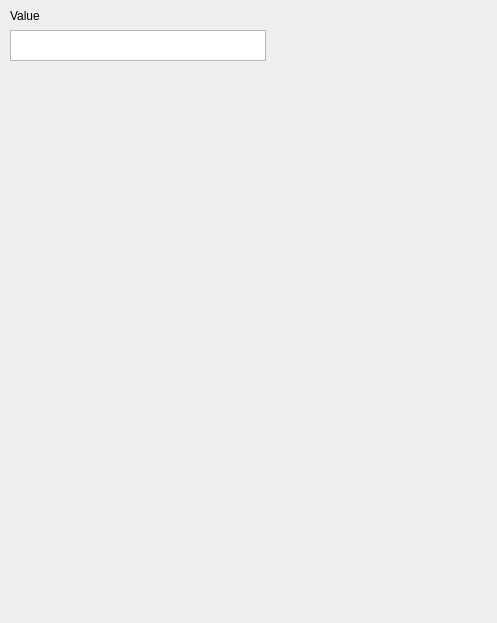
First picture: the form in Interface/Trend_window.ui, repository LeeDaeil/CNS_Platform, before the edit.
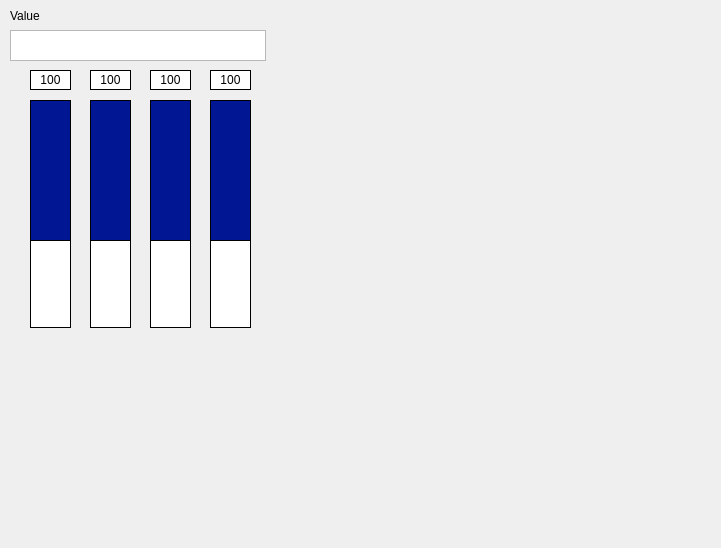
Second picture: the form after the edit.

Patch:
```diff
--- a/Interface/Trend_window.ui
+++ b/Interface/Trend_window.ui
@@ -6,8 +6,8 @@
    <rect>
     <x>0</x>
     <y>0</y>
-    <width>497</width>
-    <height>623</height>
+    <width>721</width>
+    <height>548</height>
    </rect>
   </property>
   <property name="windowTitle">
@@ -36,6 +36,300 @@
     </rect>
    </property>
   </widget>
+  <widget class="QLabel" name="Rod_1">
+   <property name="geometry">
+    <rect>
+     <x>30</x>
+     <y>100</y>
+     <width>41</width>
+     <height>141</height>
+    </rect>
+   </property>
+   <property name="styleSheet">
+    <string notr="true">background-color: rgb(0, 22, 147);</string>
+   </property>
+   <property name="frameShape">
+    <enum>QFrame::Box</enum>
+   </property>
+   <property name="text">
+    <string/>
+   </property>
+  </widget>
+  <widget class="QLabel" name="Rod_1_back">
+   <property name="geometry">
+    <rect>
+     <x>30</x>
+     <y>100</y>
+     <width>41</width>
+     <height>228</height>
+    </rect>
+   </property>
+   <property name="styleSheet">
+    <string notr="true">background-color: rgb(255, 255, 255);</string>
+   </property>
+   <property name="frameShape">
+    <enum>QFrame::Box</enum>
+   </property>
+   <property name="frameShadow">
+    <enum>QFrame::Plain</enum>
+   </property>
+   <property name="lineWidth">
+    <number>1</number>
+   </property>
+   <property name="text">
+    <string/>
+   </property>
+  </widget>
+  <widget class="QLabel" name="Rod_2">
+   <property name="geometry">
+    <rect>
+     <x>90</x>
+     <y>100</y>
+     <width>41</width>
+     <height>141</height>
+    </rect>
+   </property>
+   <property name="styleSheet">
+    <string notr="true">background-color: rgb(0, 22, 147);</string>
+   </property>
+   <property name="frameShape">
+    <enum>QFrame::Box</enum>
+   </property>
+   <property name="text">
+    <string/>
+   </property>
+  </widget>
+  <widget class="QLabel" name="Rod_2_back">
+   <property name="geometry">
+    <rect>
+     <x>90</x>
+     <y>100</y>
+     <width>41</width>
+     <height>228</height>
+    </rect>
+   </property>
+   <property name="styleSheet">
+    <string notr="true">background-color: rgb(255, 255, 255);</string>
+   </property>
+   <property name="frameShape">
+    <enum>QFrame::Box</enum>
+   </property>
+   <property name="frameShadow">
+    <enum>QFrame::Plain</enum>
+   </property>
+   <property name="lineWidth">
+    <number>1</number>
+   </property>
+   <property name="text">
+    <string/>
+   </property>
+  </widget>
+  <widget class="QLabel" name="Rod_3_back">
+   <property name="geometry">
+    <rect>
+     <x>150</x>
+     <y>100</y>
+     <width>41</width>
+     <height>228</height>
+    </rect>
+   </property>
+   <property name="styleSheet">
+    <string notr="true">background-color: rgb(255, 255, 255);</string>
+   </property>
+   <property name="frameShape">
+    <enum>QFrame::Box</enum>
+   </property>
+   <property name="frameShadow">
+    <enum>QFrame::Plain</enum>
+   </property>
+   <property name="lineWidth">
+    <number>1</number>
+   </property>
+   <property name="text">
+    <string/>
+   </property>
+  </widget>
+  <widget class="QLabel" name="Rod_4_back">
+   <property name="geometry">
+    <rect>
+     <x>210</x>
+     <y>100</y>
+     <width>41</width>
+     <height>228</height>
+    </rect>
+   </property>
+   <property name="styleSheet">
+    <string notr="true">background-color: rgb(255, 255, 255);</string>
+   </property>
+   <property name="frameShape">
+    <enum>QFrame::Box</enum>
+   </property>
+   <property name="frameShadow">
+    <enum>QFrame::Plain</enum>
+   </property>
+   <property name="lineWidth">
+    <number>1</number>
+   </property>
+   <property name="text">
+    <string/>
+   </property>
+  </widget>
+  <widget class="QLabel" name="Rod_3">
+   <property name="geometry">
+    <rect>
+     <x>150</x>
+     <y>100</y>
+     <width>41</width>
+     <height>141</height>
+    </rect>
+   </property>
+   <property name="styleSheet">
+    <string notr="true">background-color: rgb(0, 22, 147);</string>
+   </property>
+   <property name="frameShape">
+    <enum>QFrame::Box</enum>
+   </property>
+   <property name="text">
+    <string/>
+   </property>
+  </widget>
+  <widget class="QLabel" name="Rod_4">
+   <property name="geometry">
+    <rect>
+     <x>210</x>
+     <y>100</y>
+     <width>41</width>
+     <height>141</height>
+    </rect>
+   </property>
+   <property name="styleSheet">
+    <string notr="true">background-color: rgb(0, 22, 147);</string>
+   </property>
+   <property name="frameShape">
+    <enum>QFrame::Box</enum>
+   </property>
+   <property name="text">
+    <string/>
+   </property>
+  </widget>
+  <widget class="QLabel" name="Dis_Rod_1">
+   <property name="geometry">
+    <rect>
+     <x>30</x>
+     <y>70</y>
+     <width>41</width>
+     <height>20</height>
+    </rect>
+   </property>
+   <property name="styleSheet">
+    <string notr="true">font: 9pt &quot;HY헤드라인M&quot;;
+background-color: rgb(255, 255, 255);</string>
+   </property>
+   <property name="frameShape">
+    <enum>QFrame::Box</enum>
+   </property>
+   <property name="text">
+    <string>100</string>
+   </property>
+   <property name="alignment">
+    <set>Qt::AlignCenter</set>
+   </property>
+  </widget>
+  <widget class="QLabel" name="Dis_Rod_2">
+   <property name="geometry">
+    <rect>
+     <x>90</x>
+     <y>70</y>
+     <width>41</width>
+     <height>20</height>
+    </rect>
+   </property>
+   <property name="styleSheet">
+    <string notr="true">font: 9pt &quot;HY헤드라인M&quot;;
+background-color: rgb(255, 255, 255);</string>
+   </property>
+   <property name="frameShape">
+    <enum>QFrame::Box</enum>
+   </property>
+   <property name="text">
+    <string>100</string>
+   </property>
+   <property name="alignment">
+    <set>Qt::AlignCenter</set>
+   </property>
+  </widget>
+  <widget class="QLabel" name="Dis_Rod_3">
+   <property name="geometry">
+    <rect>
+     <x>150</x>
+     <y>70</y>
+     <width>41</width>
+     <height>20</height>
+    </rect>
+   </property>
+   <property name="styleSheet">
+    <string notr="true">font: 9pt &quot;HY헤드라인M&quot;;
+background-color: rgb(255, 255, 255);</string>
+   </property>
+   <property name="frameShape">
+    <enum>QFrame::Box</enum>
+   </property>
+   <property name="text">
+    <string>100</string>
+   </property>
+   <property name="alignment">
+    <set>Qt::AlignCenter</set>
+   </property>
+  </widget>
+  <widget class="QLabel" name="Dis_Rod_4">
+   <property name="geometry">
+    <rect>
+     <x>210</x>
+     <y>70</y>
+     <width>41</width>
+     <height>20</height>
+    </rect>
+   </property>
+   <property name="styleSheet">
+    <string notr="true">font: 9pt &quot;HY헤드라인M&quot;;
+background-color: rgb(255, 255, 255);</string>
+   </property>
+   <property name="frameShape">
+    <enum>QFrame::Box</enum>
+   </property>
+   <property name="text">
+    <string>100</string>
+   </property>
+   <property name="alignment">
+    <set>Qt::AlignCenter</set>
+   </property>
+  </widget>
+  <widget class="QWidget" name="horizontalLayoutWidget">
+   <property name="geometry">
+    <rect>
+     <x>270</x>
+     <y>100</y>
+     <width>421</width>
+     <height>221</height>
+    </rect>
+   </property>
+   <layout class="QHBoxLayout" name="Rod_his"/>
+  </widget>
+  <zorder>Rod_2_back</zorder>
+  <zorder>Rod_1_back</zorder>
+  <zorder>Rod_4_back</zorder>
+  <zorder>Rod_3_back</zorder>
+  <zorder>Test_label</zorder>
+  <zorder>listWidget</zorder>
+  <zorder>Rod_1</zorder>
+  <zorder>Rod_2</zorder>
+  <zorder>Rod_3</zorder>
+  <zorder>Rod_4</zorder>
+  <zorder>Dis_Rod_1</zorder>
+  <zorder>Dis_Rod_2</zorder>
+  <zorder>Dis_Rod_3</zorder>
+  <zorder>Dis_Rod_4</zorder>
+  <zorder>horizontalLayoutWidget</zorder>
  </widget>
  <resources/>
  <connections/>
```
